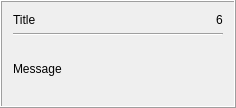
Before: the Qt Designer form extlib/qtwidgets/qtpopup/qtpopup.ui in marcinmagier/wolverine, drawn with Qt 5.
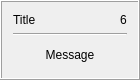
After: the same form once the commit is applied.

Diff of the .ui file:
```diff
--- a/extlib/qtwidgets/qtpopup/qtpopup.ui
+++ b/extlib/qtwidgets/qtpopup/qtpopup.ui
@@ -6,10 +6,16 @@
    <rect>
     <x>0</x>
     <y>0</y>
-    <width>236</width>
-    <height>108</height>
+    <width>140</width>
+    <height>80</height>
    </rect>
   </property>
+  <property name="minimumSize">
+   <size>
+    <width>140</width>
+    <height>0</height>
+   </size>
+  </property>
   <property name="maximumSize">
    <size>
     <width>500</width>
@@ -68,6 +74,9 @@
      <property name="text">
       <string>Message</string>
      </property>
+     <property name="alignment">
+      <set>Qt::AlignCenter</set>
+     </property>
     </widget>
    </item>
   </layout>
```
